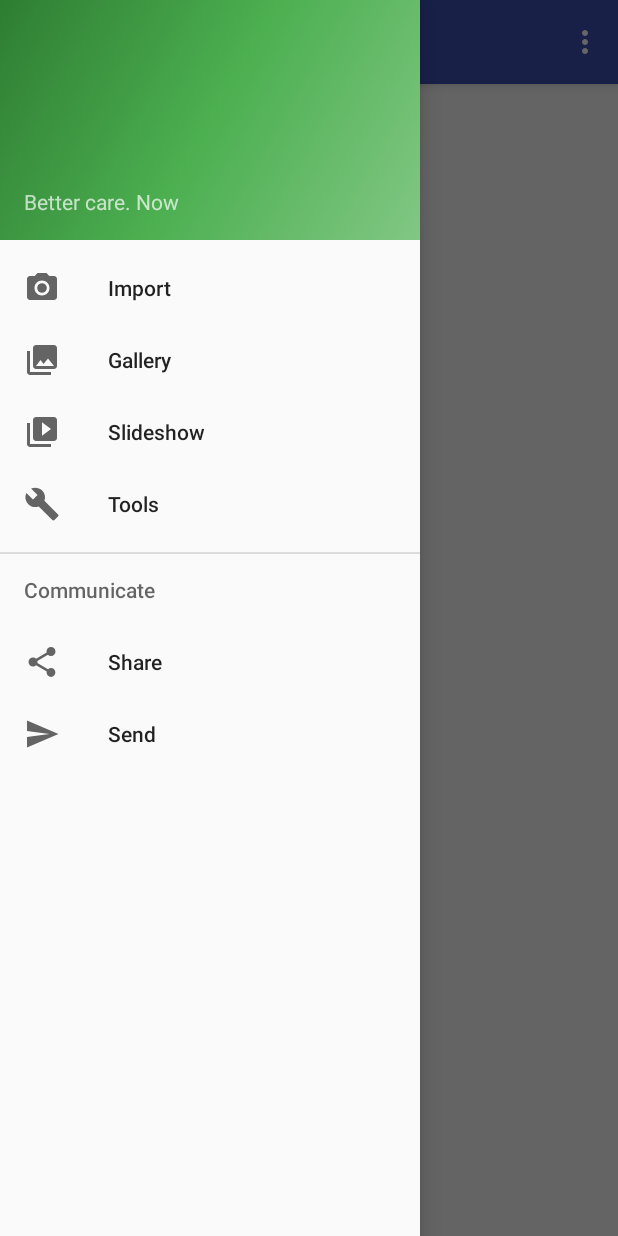
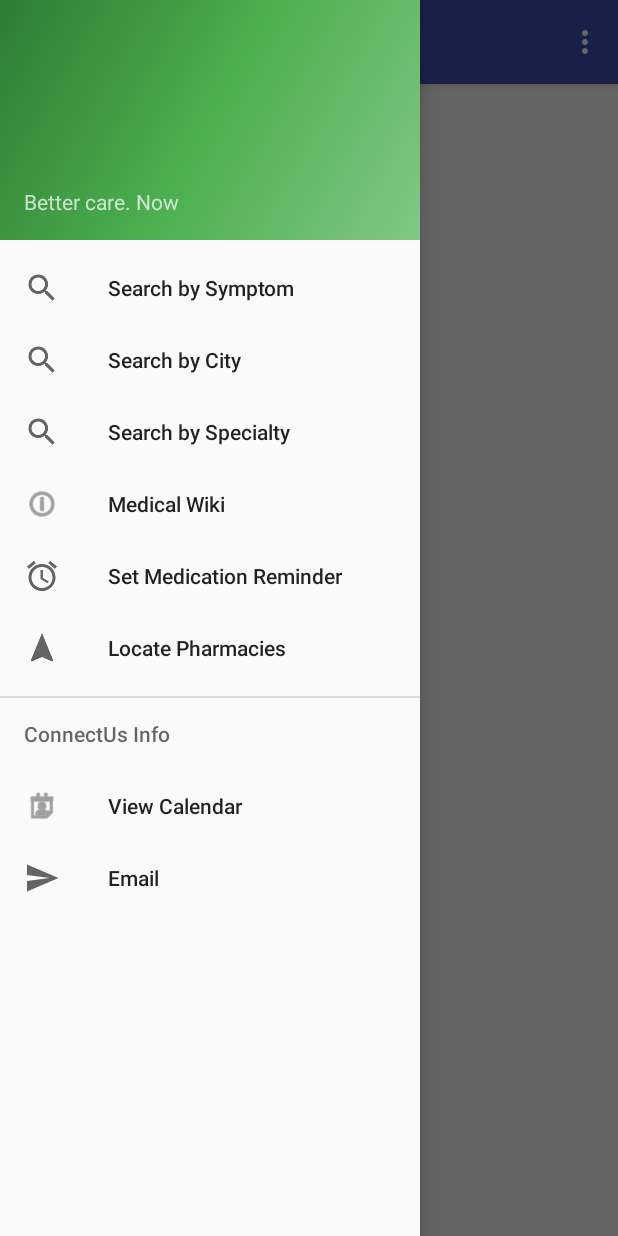
Before and after one commit to winnk/ConnectUs-Android, an Android app: the screen it shows after launch (MainActivity), with the side drawer open, on a phone screen of 412 x 824 dp. Run offline under Robolectric (Android 15) with nearby library versions, the phone set to English and light mode, and no system bars.

Commit message:
adds updated nav drawer and updates icons

```diff
--- a/app/build.gradle
+++ b/app/build.gradle
@@ -29,4 +29,5 @@ dependencies {
     compile 'com.android.support:design:25.3.1'
     compile 'com.android.support.constraint:constraint-layout:1.0.2'
     testCompile 'junit:junit:4.12'
+    compile 'com.android.support:design:25.3.1'
 }
--- a/app/src/main/java/com/example/kaya/connectus/MainActivity.java
+++ b/app/src/main/java/com/example/kaya/connectus/MainActivity.java
@@ -72,11 +72,11 @@ public boolean onNavigationItemSelected(MenuItem item) {
     // Handle navigation view item clicks here.
     int id = item.getItemId();
 
-    if (id == R.id.nav_camera) {
+    if (id == R.id.nav_symptom) {
         // Handle the camera action
-    } else if (id == R.id.nav_gallery) {
+    } else if (id == R.id.nav_city) {
 
-    } else if (id == R.id.nav_slideshow) {
+    } else if (id == R.id.nav_specialty) {
 
     } else if (id == R.id.nav_manage) {
 
--- a/app/src/main/res/menu/activity_main_drawer.xml
+++ b/app/src/main/res/menu/activity_main_drawer.xml
@@ -3,33 +3,41 @@
 
     <group android:checkableBehavior="single">
         <item
-            android:id="@+id/nav_camera"
-            android:icon="@drawable/ic_menu_camera"
-            android:title="Import"/>
+            android:id="@+id/nav_symptom"
+            android:icon="@drawable/ic_search"
+            android:title="Search by Symptom"/>
         <item
-            android:id="@+id/nav_gallery"
-            android:icon="@drawable/ic_menu_gallery"
-            android:title="Gallery"/>
+            android:id="@+id/nav_city"
+            android:icon="@drawable/ic_search"
+            android:title="Search by City"/>
         <item
-            android:id="@+id/nav_slideshow"
-            android:icon="@drawable/ic_menu_slideshow"
-            android:title="Slideshow"/>
+            android:id="@+id/nav_specialty"
+            android:icon="@drawable/ic_search"
+            android:title="Search by Specialty"/>
+        <item
+            android:id="@+id/nav_wiki"
+            android:icon="@android:drawable/ic_menu_info_details"
+            android:title="Medical Wiki"/>
+        <item
+            android:id="@+id/nav_reminder"
+            android:icon="@drawable/ic_alarm"
+            android:title="Set Medication Reminder"/>
         <item
             android:id="@+id/nav_manage"
-            android:icon="@drawable/ic_menu_manage"
-            android:title="Tools"/>
+            android:icon="@drawable/ic_navigation"
+            android:title="Locate Pharmacies"/>
     </group>
 
-    <item android:title="Communicate">
+    <item android:title="ConnectUs Info">
         <menu>
             <item
                 android:id="@+id/nav_share"
-                android:icon="@drawable/ic_menu_share"
-                android:title="Share"/>
+                android:icon="@android:drawable/ic_menu_my_calendar"
+                android:title="View Calendar"/>
             <item
                 android:id="@+id/nav_send"
                 android:icon="@drawable/ic_menu_send"
-                android:title="Send"/>
+                android:title="Email"/>
         </menu>
     </item>
 
```
Also changed, not shown: app/src/main/res/drawable/ic_alarm.png (added), app/src/main/res/drawable/ic_navigation.png (added), app/src/main/res/drawable/ic_search.png (added).
